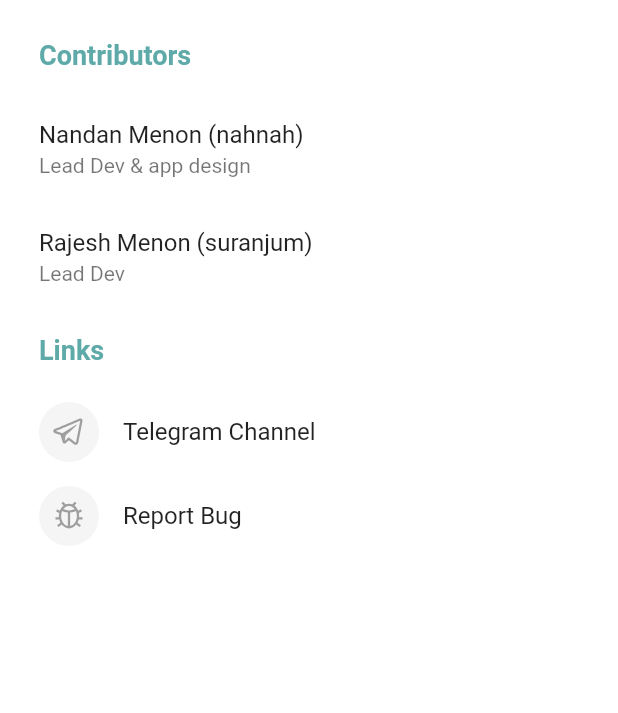
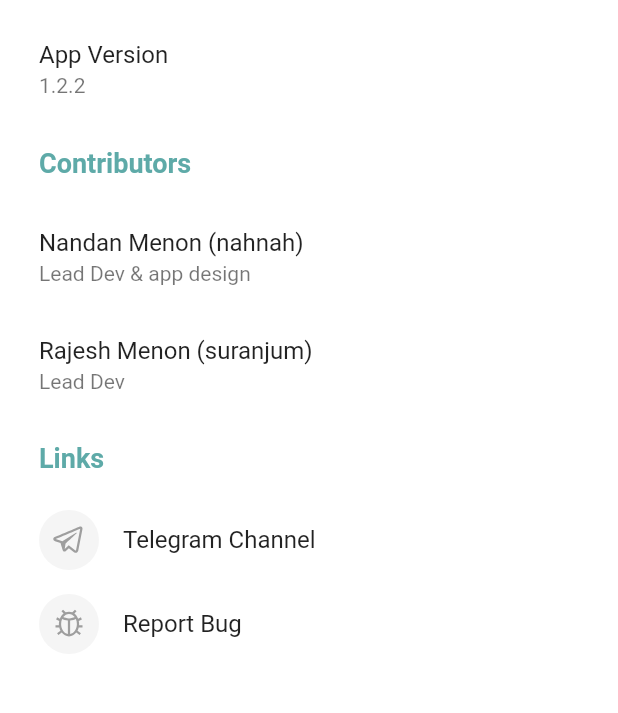
Before and after one commit to rsoft-in/scrawler, a Flutter app: the screen it shows after launch, item 4 of the bottom bar chosen, after a tap on "About", on a phone screen of 412 x 824 dp, the part 264-977 px from its top. Run offline on Flutter 3.47's test engine with Material 2 defaults, Android fonts, the phone set to English and light mode, and no system bars; our stand-ins replace file_picker, flutter_switch, flutter_widget_from_html, google_nav_bar, line_icons, package_info_plus and 4 more; missing offline and left inert: bitsdojo_window, nextcloud, yaru_icons; accounts and stored records are empty.

Commit message:
Show app version in AboutPage

```diff
--- a/lib/pages/about_page.dart
+++ b/lib/pages/about_page.dart
@@ -1,6 +1,7 @@
 import 'package:bnotes/constants.dart';
 import 'package:flutter/material.dart';
 import 'package:line_icons/line_icons.dart';
+import 'package:package_info_plus/package_info_plus.dart';
 import 'package:url_launcher/url_launcher.dart';
 
 class AboutPage extends StatefulWidget {
@@ -11,6 +12,41 @@ class AboutPage extends StatefulWidget {
 }
 
 class _AboutPageState extends State<AboutPage> {
+  String appName = '';
+  String packageName = '';
+  String version = '';
+  String buildNumber = '';
+
+  @override
+  void initState() {
+    getAppInfo();
+    _initPackageInfo();
+    super.initState();
+  }
+
+  Future<void> _initPackageInfo() async {
+    final info = await PackageInfo.fromPlatform();
+    setState(() {
+      _packageInfo = info;
+    });
+  }
+
+  getAppInfo() async {
+    PackageInfo packageInfo = await PackageInfo.fromPlatform();
+    appName = packageInfo.appName;
+    packageName = packageInfo.packageName;
+    version = packageInfo.version;
+    buildNumber = packageInfo.buildNumber;
+  }
+
+  PackageInfo _packageInfo = PackageInfo(
+    appName: 'Unknown',
+    packageName: 'Unknown',
+    version: 'Unknown',
+    buildNumber: 'Unknown',
+    buildSignature: 'Unknown',
+  );
+
   @override
   Widget build(BuildContext context) {
     var brightness = MediaQuery.of(context).platformBrightness;
@@ -46,6 +82,14 @@ class _AboutPageState extends State<AboutPage> {
                                 fontFamily: 'Raleway', fontSize: 24.0),
                           )),
                     ],
+                  ),
+                ),
+                InkWell(
+                  borderRadius: BorderRadius.circular(15.0),
+                  onTap: () {},
+                  child: ListTile(
+                    title: Text('App Version'),
+                    subtitle: Text(_packageInfo.version),
                   ),
                 ),
                 Padding(
--- a/pubspec.yaml
+++ b/pubspec.yaml
@@ -35,6 +35,7 @@ dependencies:
   google_nav_bar: ^5.0.5
   yaru_icons: ^0.0.3
   flutter_switch: ^0.3.2
+  package_info_plus: ^1.3.0
 
 flutter_icons:
   # android: "launcher_icon"
```
Also changed, not shown: pubspec.lock.
